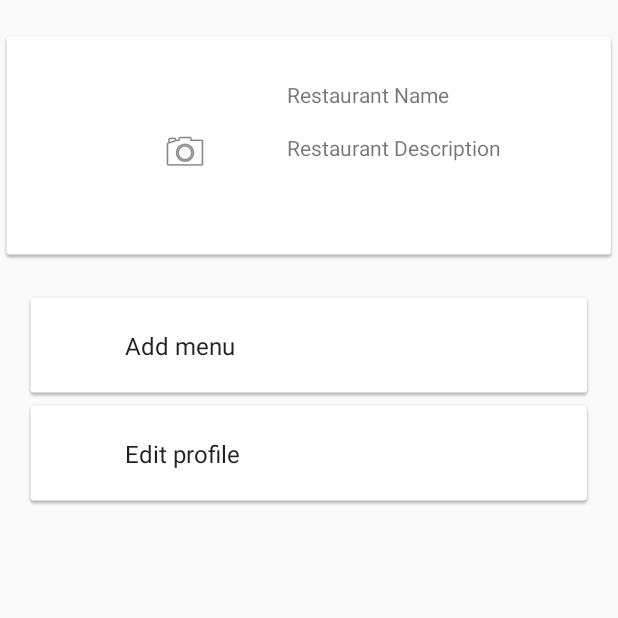
After one commit to alassadi/Mat, an Android app: the ItemFragment screen opened directly, with no data from a screen before it, on a phone screen of 412 x 824 dp, the top half of it. The commit adds this screen. Run offline under Robolectric (Android 15) with nearby library versions, the phone set to English and light mode, and no system bars.

Commit message:
Added restaurant main

```diff
--- a/app/build.gradle
+++ b/app/build.gradle
@@ -24,6 +24,8 @@ dependencies {
     implementation 'com.android.support.constraint:constraint-layout:1.0.2'
     implementation 'com.google.firebase:firebase-database:11.0.4'
     implementation 'com.google.firebase:firebase-auth:11.0.4'
+    implementation 'com.android.support:support-v4:26.1.0'
+    implementation 'com.android.support:recyclerview-v7:26.1.0'
     testImplementation 'junit:junit:4.12'
     androidTestImplementation 'com.android.support.test:runner:1.0.1'
     androidTestImplementation 'com.android.support.test.espresso:espresso-core:3.0.1'
@@ -34,4 +36,7 @@ dependencies {
 
 
 
+
+
+
 apply plugin: 'com.google.gms.google-services'
--- a/app/src/main/AndroidManifest.xml
+++ b/app/src/main/AndroidManifest.xml
@@ -1,6 +1,10 @@
 <?xml version="1.0" encoding="utf-8"?>
 <manifest xmlns:android="http://schemas.android.com/apk/res/android"
     package="com.company.mat">
+
+    <uses-permission android:name="android.permission.READ_EXTERNAL_STORAGE" />
+    <uses-permission android:name="android.permission.WRITE_EXTERNAL_STORAGE" />
+    <uses-permission android:name="android.permission.CAMERA" />
 
     <application
         android:allowBackup="true"
@@ -17,6 +21,7 @@
             </intent-filter>
         </activity>
         <activity android:name=".MainActivity" />
+        <activity android:name=".RestaurantAccount"></activity>
     </application>
 
 </manifest>
--- /dev/null
+++ b/app/src/main/java/com/company/mat/Fragments/ItemFragment.java
@@ -0,0 +1,85 @@
+package com.company.mat.Fragments;
+
+import android.content.Context;
+import android.os.Bundle;
+import android.support.v4.app.Fragment;
+import android.support.v7.widget.RecyclerView;
+import android.view.LayoutInflater;
+import android.view.View;
+import android.view.ViewGroup;
+
+import com.company.mat.ListItem;
+import com.company.mat.R;
+
+import java.util.ArrayList;
+
+
+public class ItemFragment extends Fragment {
+
+    private OnListFragmentInteractionListener mListener;
+
+    public ItemFragment() {
+    }
+
+    @SuppressWarnings("unused")
+    public static ItemFragment newInstance(int columnCount) {
+        return new ItemFragment();
+    }
+
+    @Override
+    public void onCreate(Bundle savedInstanceState) {
+        super.onCreate(savedInstanceState);
+
+    }
+
+    @Override
+    public View onCreateView(LayoutInflater inflater, ViewGroup container,
+                             Bundle savedInstanceState) {
+        View view = inflater.inflate(R.layout.fragment_item_list, container, false);
+
+        // Set the adapter
+        if (view instanceof RecyclerView) {
+            Context context = view.getContext();
+            RecyclerView recyclerView = (RecyclerView) view;
+
+
+            ArrayList<ListItem> list = new ArrayList<>();
+            list.add(new ListItem("Add menu"));
+            list.add(new ListItem("Edit profile"));
+            recyclerView.setAdapter(new MyItemRecyclerViewAdapter(list, mListener));
+        }
+        return view;
+    }
+
+
+    @Override
+    public void onAttach(Context context) {
+        super.onAttach(context);
+        if (context instanceof OnListFragmentInteractionListener) {
+            mListener = (OnListFragmentInteractionListener) context;
+        } else {
+            throw new RuntimeException(context.toString()
+                    + " must implement OnListFragmentInteractionListener");
+        }
+    }
+
+    @Override
+    public void onDetach() {
+        super.onDetach();
+        mListener = null;
+    }
+
+    /**
+     * This interface must be implemented by activities that contain this
+     * fragment to allow an interaction in this fragment to be communicated
+     * to the activity and potentially other fragments contained in that
+     * activity.
+     * <p/>
+     * See the Android Training lesson <a href=
+     * "http://developer.android.com/training/basics/fragments/communicating.html"
+     * >Communicating with Other Fragments</a> for more information.
+     */
+    public interface OnListFragmentInteractionListener {
+        void onListFragmentInteraction(ListItem item);
+    }
+}
--- /dev/null
+++ b/app/src/main/java/com/company/mat/Fragments/MyItemRecyclerViewAdapter.java
@@ -0,0 +1,70 @@
+package com.company.mat.Fragments;
+
+import android.support.v7.widget.RecyclerView;
+import android.view.LayoutInflater;
+import android.view.View;
+import android.view.ViewGroup;
+import android.widget.TextView;
+
+import com.company.mat.Fragments.ItemFragment.OnListFragmentInteractionListener;
+import com.company.mat.ListItem;
+import com.company.mat.R;
+
+import java.util.List;
+
+public class MyItemRecyclerViewAdapter extends RecyclerView.Adapter<MyItemRecyclerViewAdapter.ViewHolder> {
+
+    private final List<ListItem> mValues;
+    private final OnListFragmentInteractionListener mListener;
+
+    public MyItemRecyclerViewAdapter(List<ListItem> items, OnListFragmentInteractionListener listener) {
+        mValues = items;
+        mListener = listener;
+    }
+
+    @Override
+    public ViewHolder onCreateViewHolder(ViewGroup parent, int viewType) {
+        View view = LayoutInflater.from(parent.getContext())
+                .inflate(R.layout.fragment_item, parent, false);
+        return new ViewHolder(view);
+    }
+
+    @Override
+    public void onBindViewHolder(final ViewHolder holder, int position) {
+        holder.mItem = mValues.get(position);
+        holder.mContentView.setText(mValues.get(position).getEntry());
+
+        holder.mView.setOnClickListener(new View.OnClickListener() {
+            @Override
+            public void onClick(View v) {
+                if (null != mListener) {
+                    // Notify the active callbacks interface (the activity, if the
+                    // fragment is attached to one) that an item has been selected.
+                    mListener.onListFragmentInteraction(holder.mItem);
+                }
+            }
+        });
+    }
+
+    @Override
+    public int getItemCount() {
+        return mValues.size();
+    }
+
+    public class ViewHolder extends RecyclerView.ViewHolder {
+        public final View mView;
+        public final TextView mContentView;
+        public ListItem mItem;
+
+        public ViewHolder(View view) {
+            super(view);
+            mView = view;
+            mContentView = (TextView) view.findViewById(R.id.content);
+        }
+
+        @Override
+        public String toString() {
+            return super.toString() + " '" + mContentView.getText() + "'";
+        }
+    }
+}
--- /dev/null
+++ b/app/src/main/java/com/company/mat/Fragments/RestaurantBannerFragment.java
@@ -0,0 +1,107 @@
+package com.company.mat.Fragments;
+
+import android.content.ContentResolver;
+import android.content.Intent;
+import android.graphics.Bitmap;
+import android.graphics.BitmapFactory;
+import android.net.Uri;
+import android.os.Bundle;
+import android.support.v4.app.Fragment;
+import android.util.Log;
+import android.view.LayoutInflater;
+import android.view.View;
+import android.view.ViewGroup;
+import android.widget.ImageButton;
+import android.widget.TextView;
+
+import com.company.mat.R;
+
+import java.io.FileNotFoundException;
+
+import static android.app.Activity.RESULT_OK;
+
+/**
+ * Created by ivana on 3/10/2018.
+ */
+
+public class RestaurantBannerFragment extends Fragment {
+
+    private static final int SELECT_PHOTO = 100;
+    private ContentResolver contentResolver;
+    private ImageButton imageButton;
+
+    @Override
+    public View onCreateView(LayoutInflater inflater, ViewGroup container, Bundle savedInstances) {
+        View v = inflater.inflate(R.layout.fragment_restaurant_banner, container, false);
+        TextView name = v.findViewById(R.id.tvRestaurantName);
+        TextView description = v.findViewById(R.id.tvRestaurantDescription);
+        imageButton = v.findViewById(R.id.profilePicture);
+
+        contentResolver = v.getContext().getContentResolver();
+        imageButton.setOnClickListener(new View.OnClickListener() {
+            @Override
+            public void onClick(View view) {
+                Intent photoPickerIntent = new Intent(Intent.ACTION_PICK);
+                photoPickerIntent.setType("image/*");
+                startActivityForResult(photoPickerIntent, SELECT_PHOTO);
+            }
+        });
+
+        Log.w("OnCreateView", "RestaurantFragment Inflated");
+
+        return v;
+    }
+
+
+    @Override
+    public void onActivityResult(int requestCode, int resultCode, Intent imageReturnedIntent) {
+        super.onActivityResult(requestCode, resultCode, imageReturnedIntent);
+
+        switch (requestCode) {
+            case SELECT_PHOTO:
+                if (resultCode == RESULT_OK) {
+                    try {
+                        Uri selectedImage = imageReturnedIntent.getData();
+                        Bitmap image = decodeUri(selectedImage);
+
+                        imageButton.setImageBitmap(image);
+
+                    } catch (Exception e) {
+                        Log.e("Picture selection", e.getMessage());
+                    }
+                }
+        }
+    }
+
+
+    private Bitmap decodeUri(Uri selectedImage) throws FileNotFoundException {
+
+        // Decode image size
+        BitmapFactory.Options o = new BitmapFactory.Options();
+        o.inJustDecodeBounds = true;
+        BitmapFactory.decodeStream(contentResolver.openInputStream(selectedImage), null, o);
+
+        // The new size we want to scale to
+        final int REQUIRED_SIZE = 96;
+
+        // Find the correct scale value. It should be the power of 2.
+        int width_tmp = o.outWidth, height_tmp = o.outHeight;
+        int scale = 1;
+        while (true) {
+            if (width_tmp / 2 < REQUIRED_SIZE
+                    || height_tmp / 2 < REQUIRED_SIZE) {
+                break;
+            }
+            width_tmp /= 2;
+            height_tmp /= 2;
+            scale *= 2;
+        }
+
+        // Decode with inSampleSize
+        BitmapFactory.Options o2 = new BitmapFactory.Options();
+        o2.inSampleSize = scale;
+        return BitmapFactory.decodeStream(contentResolver.openInputStream(selectedImage), null, o2);
+
+    }
+
+}
--- /dev/null
+++ b/app/src/main/java/com/company/mat/ListItem.java
@@ -0,0 +1,18 @@
+package com.company.mat;
+
+/**
+ * Created by ivana on 3/10/2018.
+ */
+
+public class ListItem {
+    private String entry;
+
+    public ListItem(String entry) {
+        this.entry = entry;
+    }
+
+    public String getEntry() {
+        return entry;
+    }
+
+}
--- a/app/src/main/java/com/company/mat/MainActivity.java
+++ b/app/src/main/java/com/company/mat/MainActivity.java
@@ -1,7 +1,10 @@
 package com.company.mat;
 
+import android.content.Intent;
 import android.support.v7.app.AppCompatActivity;
 import android.os.Bundle;
+
+import com.google.firebase.auth.FirebaseAuth;
 
 public class MainActivity extends AppCompatActivity {
 
@@ -9,5 +12,14 @@ public class MainActivity extends AppCompatActivity {
     protected void onCreate(Bundle savedInstanceState) {
         super.onCreate(savedInstanceState);
         setContentView(R.layout.activity_main);
+
+        /**
+         * for testing purposes
+         * you can login with tadas@fatapp.com
+         * 123123
+         * */
+        if (FirebaseAuth.getInstance().getCurrentUser().getUid().equals("M0fSGuSgK5bWhY4iqoDgsl5Wv8j1")) {
+            startActivity(new Intent(this, RestaurantAccount.class));
+        }
     }
 }
--- /dev/null
+++ b/app/src/main/java/com/company/mat/RestaurantAccount.java
@@ -0,0 +1,40 @@
+package com.company.mat;
+
+import android.support.v4.app.FragmentActivity;
+import android.support.v4.app.FragmentManager;
+import android.support.v4.app.FragmentTransaction;
+import android.os.Bundle;
+import android.widget.Toast;
+
+import com.company.mat.Fragments.ItemFragment;
+import com.company.mat.Fragments.RestaurantBannerFragment;
+
+
+public class RestaurantAccount extends FragmentActivity implements ItemFragment.OnListFragmentInteractionListener {
+
+
+    @Override
+    protected void onCreate(Bundle savedInstanceState) {
+        super.onCreate(savedInstanceState);
+        setContentView(R.layout.activity_restaurant_account);
+
+
+        RestaurantBannerFragment frag = new RestaurantBannerFragment();
+        ItemFragment frag2 = new ItemFragment();
+
+
+        FragmentManager fm = getSupportFragmentManager();
+        FragmentTransaction ft = fm.beginTransaction();
+        ft.add(R.id.RestaurantBannerContainer, frag);
+        ft.add(R.id.RestaurantListContainer, frag2);
+        ft.setTransition(FragmentTransaction.TRANSIT_FRAGMENT_FADE);
+        ft.commit();
+
+    }
+
+
+    @Override
+    public void onListFragmentInteraction(ListItem item) {
+        Toast.makeText(this, "Hello there.", Toast.LENGTH_SHORT).show();
+    }
+}
--- /dev/null
+++ b/app/src/main/res/layout-v21/fragment_restaurant_banner.xml
@@ -0,0 +1,71 @@
+<?xml version="1.0" encoding="utf-8"?>
+<android.support.constraint.ConstraintLayout xmlns:android="http://schemas.android.com/apk/res/android"
+    xmlns:app="http://schemas.android.com/apk/res-auto"
+    xmlns:tools="http://schemas.android.com/tools"
+
+    android:id="@+id/restaurantBannerFragment"
+    android:layout_width="match_parent"
+    android:layout_height="wrap_content"
+    android:layout_marginBottom="8dp"
+    android:layout_marginEnd="8dp"
+    android:layout_marginStart="8dp"
+    android:layout_marginTop="8dp"
+    app:layout_constraintBottom_toBottomOf="parent"
+    app:layout_constraintEnd_toEndOf="parent"
+    app:layout_constraintStart_toStartOf="parent"
+    app:layout_constraintTop_toTopOf="parent"
+    tools:context="com.company.mat.Fragments.RestaurantBannerFragment">
+
+
+    <ImageButton
+        android:id="@+id/profilePicture"
+        android:layout_width="96dp"
+        android:layout_height="96dp"
+        android:layout_marginBottom="8dp"
+        android:layout_marginStart="16dp"
+
+
+        android:layout_marginTop="16dp"
+        android:background="?android:attr/selectableItemBackgroundBorderless"
+        android:contentDescription="@+string/profPicture"
+        android:src="@android:drawable/ic_menu_camera"
+        android:visibility="visible"
+        app:layout_constraintBottom_toBottomOf="parent"
+        app:layout_constraintStart_toStartOf="parent"
+        app:layout_constraintTop_toTopOf="parent"
+        app:layout_constraintVertical_bias="0.0" />
+
+    <TextView
+        android:id="@+id/tvRestaurantName"
+        android:layout_width="0dp"
+        android:layout_height="wrap_content"
+        android:layout_marginEnd="16dp"
+        android:layout_marginStart="20dp"
+        android:layout_marginLeft="20dp"
+        android:layout_marginRight="16dp"
+
+        android:layout_marginTop="16dp"
+        android:text="@string/restaurantName"
+        app:layout_constraintEnd_toEndOf="parent"
+        app:layout_constraintStart_toEndOf="@+id/profilePicture"
+        app:layout_constraintTop_toTopOf="parent"
+        tools:text="@string/restaurantName"
+        tools:ignore="UnknownId" />
+
+    <TextView
+        android:id="@+id/tvRestaurantDescription"
+        android:layout_width="0dp"
+        android:layout_height="wrap_content"
+        android:layout_marginEnd="16dp"
+        android:layout_marginStart="20dp"
+        android:layout_marginLeft="20dp"
+        android:layout_marginRight="16dp"
+
+        android:layout_marginTop="16dp"
+        android:text="@string/restaurantDescription"
+        app:layout_constraintEnd_toEndOf="parent"
+        app:layout_constraintStart_toEndOf="@+id/profilePicture"
+        app:layout_constraintTop_toBottomOf="@+id/tvRestaurantName"
+        tools:text="@+string/restaurantDescription" />
+
+</android.support.constraint.ConstraintLayout>
--- /dev/null
+++ b/app/src/main/res/layout/activity_restaurant_account.xml
@@ -0,0 +1,31 @@
+<?xml version="1.0" encoding="utf-8"?>
+
+<LinearLayout xmlns:android="http://schemas.android.com/apk/res/android"
+    xmlns:app="http://schemas.android.com/apk/res-auto"
+    xmlns:tools="http://schemas.android.com/tools"
+    android:layout_width="match_parent"
+    android:layout_height="match_parent"
+    android:gravity="top"
+    android:orientation="vertical"
+    android:visibility="visible"
+    tools:context="com.company.mat.RestaurantAccount">
+
+
+    <TableRow
+        android:id="@+id/RestaurantBannerContainer"
+        android:layout_width="match_parent"
+        android:layout_height="wrap_content"
+        android:layout_marginTop="20dp"
+        android:background="@drawable/common_google_signin_btn_text_light_normal_background"
+        android:gravity="left"
+        android:orientation="horizontal" />
+
+    <TableRow
+        android:id="@+id/RestaurantListContainer"
+        layout="@layout/fragment_item_list"
+        android:layout_width="match_parent"
+        android:layout_height="wrap_content"
+        android:layout_marginTop="20dp" />
+
+
+</LinearLayout>
--- /dev/null
+++ b/app/src/main/res/layout/fragment_item.xml
@@ -0,0 +1,14 @@
+<?xml version="1.0" encoding="utf-8"?>
+<LinearLayout xmlns:android="http://schemas.android.com/apk/res/android"
+    android:layout_width="match_parent"
+    android:layout_height="wrap_content"
+    android:background="@drawable/common_google_signin_btn_text_light_normal_background"
+    android:orientation="vertical">
+
+    <TextView
+        android:id="@+id/content"
+        android:layout_width="match_parent"
+        android:layout_height="wrap_content"
+        android:layout_margin="@dimen/text_margin"
+        android:textAppearance="?attr/textAppearanceListItem" />
+</LinearLayout>
--- /dev/null
+++ b/app/src/main/res/layout/fragment_item_list.xml
@@ -0,0 +1,13 @@
+<?xml version="1.0" encoding="utf-8"?>
+<android.support.v7.widget.RecyclerView xmlns:android="http://schemas.android.com/apk/res/android"
+    xmlns:app="http://schemas.android.com/apk/res-auto"
+    xmlns:tools="http://schemas.android.com/tools"
+    android:id="@+id/list"
+    android:name="com.company.mat.Fragments.ItemFragment"
+    android:layout_width="match_parent"
+    android:layout_height="match_parent"
+    android:layout_marginLeft="16dp"
+    android:layout_marginRight="16dp"
+    app:layoutManager="LinearLayoutManager"
+    tools:context="com.company.mat.Fragments.ItemFragment"
+    tools:listitem="@layout/fragment_item" />
--- /dev/null
+++ b/app/src/main/res/layout/fragment_restaurant_banner.xml
@@ -0,0 +1,67 @@
+<?xml version="1.0" encoding="utf-8"?>
+<android.support.constraint.ConstraintLayout xmlns:android="http://schemas.android.com/apk/res/android"
+    xmlns:app="http://schemas.android.com/apk/res-auto"
+    xmlns:tools="http://schemas.android.com/tools"
+
+    android:id="@+id/restaurantBannerFragment"
+    android:layout_width="match_parent"
+    android:layout_height="wrap_content"
+    app:layout_constraintBottom_toBottomOf="parent"
+    app:layout_constraintEnd_toEndOf="parent"
+    app:layout_constraintStart_toStartOf="parent"
+    app:layout_constraintTop_toTopOf="parent"
+    tools:context="com.company.mat.Fragments.RestaurantBannerFragment">
+
+    <ImageButton
+        android:id="@+id/profilePicture"
+        android:layout_width="96dp"
+        android:layout_height="96dp"
+        android:layout_marginBottom="8dp"
+
+
+        android:layout_marginStart="8dp"
+        android:layout_marginTop="16dp"
+        android:background="?android:attr/selectableItemBackgroundBorderless"
+        android:contentDescription="@+string/profPicture"
+        android:src="@android:drawable/ic_menu_camera"
+        android:visibility="visible"
+        app:layout_constraintBottom_toBottomOf="parent"
+        app:layout_constraintStart_toStartOf="parent"
+        app:layout_constraintTop_toTopOf="parent"
+        app:layout_constraintVertical_bias="0.0"
+        tools:targetApi="lollipop"
+        android:layout_marginLeft="8dp" />
+
+    <TextView
+        android:id="@+id/tvRestaurantName"
+        android:layout_width="0dp"
+        android:layout_height="wrap_content"
+        android:layout_marginEnd="16dp"
+        android:layout_marginLeft="20dp"
+        android:layout_marginRight="16dp"
+        android:layout_marginStart="20dp"
+
+        android:layout_marginTop="16dp"
+        android:text="@string/restaurantName"
+        app:layout_constraintEnd_toEndOf="parent"
+        app:layout_constraintStart_toEndOf="@+id/profilePicture"
+        app:layout_constraintTop_toTopOf="parent"
+        tools:text="@string/restaurantName" />
+
+    <TextView
+        android:id="@+id/tvRestaurantDescription"
+        android:layout_width="0dp"
+        android:layout_height="wrap_content"
+        android:layout_marginEnd="16dp"
+        android:layout_marginLeft="20dp"
+        android:layout_marginRight="16dp"
+        android:layout_marginStart="20dp"
+
+        android:layout_marginTop="16dp"
+        android:text="@string/restaurantDescription"
+        app:layout_constraintEnd_toEndOf="parent"
+        app:layout_constraintStart_toEndOf="@+id/profilePicture"
+        app:layout_constraintTop_toBottomOf="@+id/tvRestaurantName"
+        tools:text="@+string/restaurantDescription" />
+
+</android.support.constraint.ConstraintLayout>
--- /dev/null
+++ b/app/src/main/res/values/dimens.xml
@@ -0,0 +1,4 @@
+<?xml version="1.0" encoding="utf-8"?>
+<resources>
+    <dimen name="text_margin">16dp</dimen>
+</resources>
--- a/app/src/main/res/values/strings.xml
+++ b/app/src/main/res/values/strings.xml
@@ -9,4 +9,13 @@
     <string name="auth_failed">Authentication failed</string>
     <string name="emailpassword_status_fmt">Email User: %1$s (verified: %2$b)</string>
     <string name="signed_out">Signed Out</string>
+
+
+    <!-- Restaurant part-->
+    <string name="profPicture">Profile Picture</string>
+    <string name="restaurantName">Restaurant Name</string>
+    <string name="restaurantDescription">Restaurant Description</string>
+
+    <!-- TODO: Remove or change this placeholder text -->
+    <string name="hello_blank_fragment">Hello blank fragment</string>
 </resources>
```
